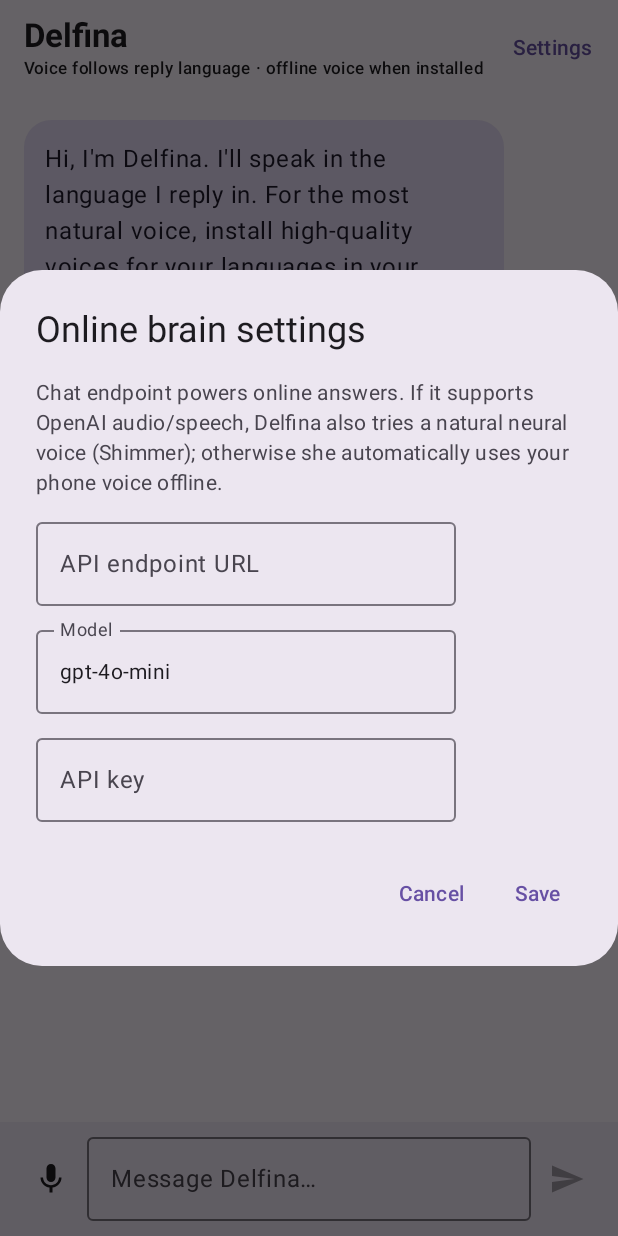
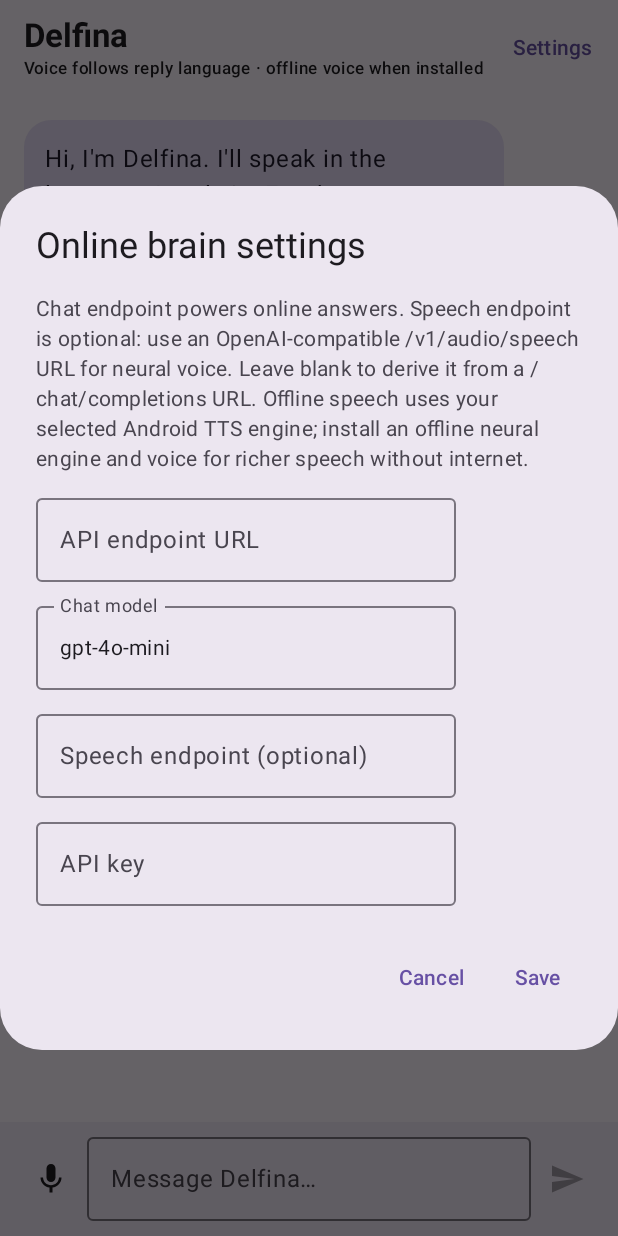
Before and after one commit to inkbymuntaha-alt/Delfina, an Android app built with Jetpack Compose: the screen it shows after launch (MainActivity), after a tap on "Settings", on a phone screen of 412 x 824 dp. Run offline under Robolectric (Android 15) with nearby library versions, the phone set to English and light mode, and no system bars.

Commit message:
Make neural speech endpoint configurable and harden audio fallback

```diff
--- a/app/src/main/java/com/musha/delfina/MainActivity.kt
+++ b/app/src/main/java/com/musha/delfina/MainActivity.kt
@@ -56,18 +56,19 @@ class MainActivity : ComponentActivity() {
                 tts?.language = Locale.forLanguageTag("en-IN")
             }
         }
-        setContent { MaterialTheme { DelfinaScreen(onSpeak = { text, endpoint, key -> speak(text, endpoint, key) }) } }
+        setContent { MaterialTheme { DelfinaScreen(onSpeak = { text, endpoint, speechEndpoint, key -> speak(text, endpoint, speechEndpoint, key) }) } }
     }
 
-    private fun speak(text: String, chatEndpoint: String, apiKey: String) {
+    private fun speak(text: String, chatEndpoint: String, speechEndpoint: String, apiKey: String) {
         if (text.isBlank()) return
         lifecycleScope.launch {
             val audio = if (chatEndpoint.isNotBlank() && apiKey.isNotBlank()) {
-                withContext(Dispatchers.IO) { OnlineSpeech.synthesize(chatEndpoint, apiKey, text) }
+                withContext(Dispatchers.IO) { OnlineSpeech.synthesize(chatEndpoint, speechEndpoint, apiKey, text) }
             } else null
             if (audio != null) {
                 tts?.stop()
                 activePlayer?.release()
+                try {
                     val audioFile = File(cacheDir, "delfina_reply.mp3")
                     audioFile.writeBytes(audio)
                     val player = MediaPlayer()
@@ -82,6 +83,11 @@ class MainActivity : ComponentActivity() {
                         true
                     }
                     player.prepareAsync()
+                } catch (_: Exception) {
+                    activePlayer?.release()
+                    activePlayer = null
+                    speakLocal(text)
+                }
             } else {
                 speakLocal(text)
             }
@@ -144,11 +150,12 @@ private data class ChatMessage(val text: String, val fromUser: Boolean)
 
 @OptIn(ExperimentalMaterial3Api::class)
 @Composable
-private fun DelfinaScreen(onSpeak: (String, String, String) -> Unit) {
+private fun DelfinaScreen(onSpeak: (String, String, String, String) -> Unit) {
     val context = LocalContext.current
     val prefs = remember { context.getSharedPreferences("delfina", android.content.Context.MODE_PRIVATE) }
     var endpoint by remember { mutableStateOf(prefs.getString("endpoint", "") ?: "") }
     var model by remember { mutableStateOf(prefs.getString("model", "gpt-4o-mini") ?: "gpt-4o-mini") }
+    var speechEndpoint by remember { mutableStateOf(prefs.getString("speech_endpoint", "") ?: "") }
     var apiKey by remember { mutableStateOf(prefs.getString("api_key", "") ?: "") }
     var showSettings by remember { mutableStateOf(false) }
     var input by remember { mutableStateOf("") }
@@ -179,7 +186,7 @@ private fun DelfinaScreen(onSpeak: (String, String, String) -> Unit) {
             val reply = onlineReply ?: offlineReply(prompt)
             messages.add(ChatMessage(reply, false))
             status = if (onlineReply != null) "Online AI · language-matched voice" else "Offline fallback · language-matched system voice"
-            onSpeak(reply, endpoint.trim(), apiKey.trim())
+            onSpeak(reply, endpoint.trim(), speechEndpoint.trim(), apiKey.trim())
             busy = false
         }
     }
@@ -239,15 +246,17 @@ private fun DelfinaScreen(onSpeak: (String, String, String) -> Unit) {
             title = { Text("Online brain settings") },
             text = {
                 Column(verticalArrangement = Arrangement.spacedBy(8.dp)) {
-                    Text("Chat endpoint powers online answers. If it supports OpenAI audio/speech, Delfina also tries a natural neural voice (Shimmer); otherwise she automatically uses your phone voice offline.")
+                    Text("Chat endpoint powers online answers. Speech endpoint is optional: use an OpenAI-compatible /v1/audio/speech URL for neural voice. Leave blank to derive it from a /chat/completions URL. Offline speech uses your selected Android TTS engine; install an offline neural engine and voice for richer speech without internet.")
                     OutlinedTextField(endpoint, { endpoint = it }, label = { Text("API endpoint URL") }, singleLine = true)
-                    OutlinedTextField(model, { model = it }, label = { Text("Model") }, singleLine = true)
+                    OutlinedTextField(model, { model = it }, label = { Text("Chat model") }, singleLine = true)
+                    OutlinedTextField(speechEndpoint, { speechEndpoint = it }, label = { Text("Speech endpoint (optional)") }, singleLine = true)
                     OutlinedTextField(apiKey, { apiKey = it }, label = { Text("API key") }, singleLine = true)
                 }
             },
             confirmButton = {
                 TextButton(onClick = {
                     prefs.edit().putString("endpoint", endpoint.trim()).putString("model", model.trim())
+                        .putString("speech_endpoint", speechEndpoint.trim())
                         .putString("api_key", apiKey.trim()).apply()
                     showSettings = false
                     status = if (endpoint.isNotBlank() && apiKey.isNotBlank()) "Online configured · fallback enabled" else "Offline-ready · online mode is optional"
```
Lines whose indentation alone changed are shown as unchanged.
